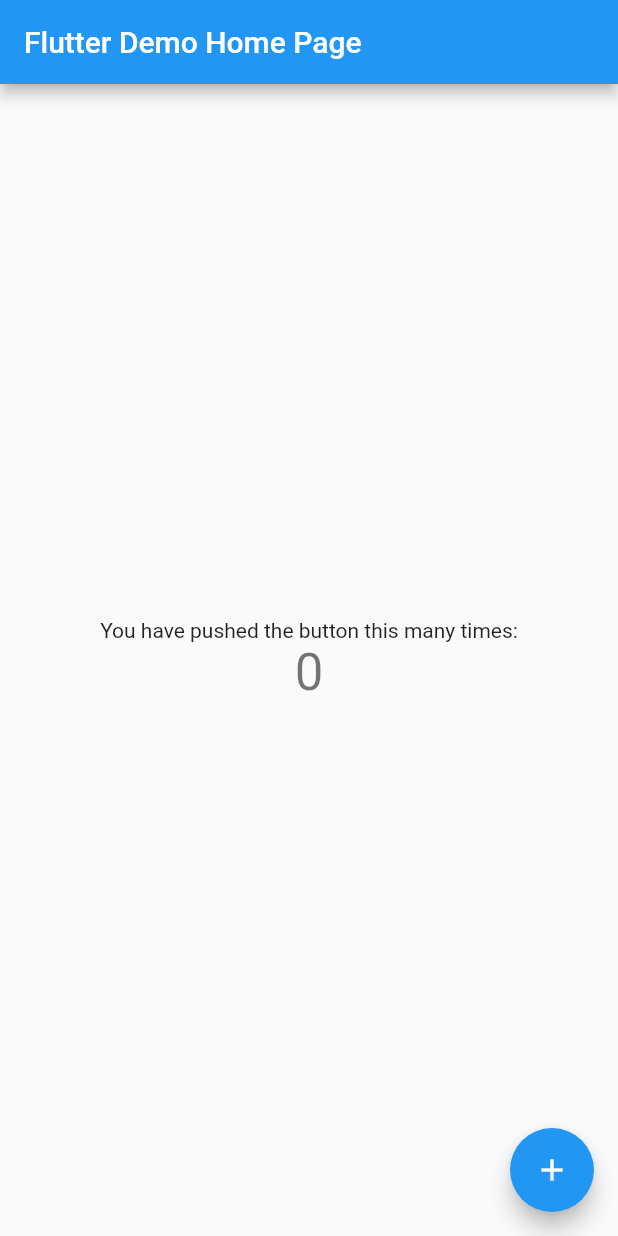
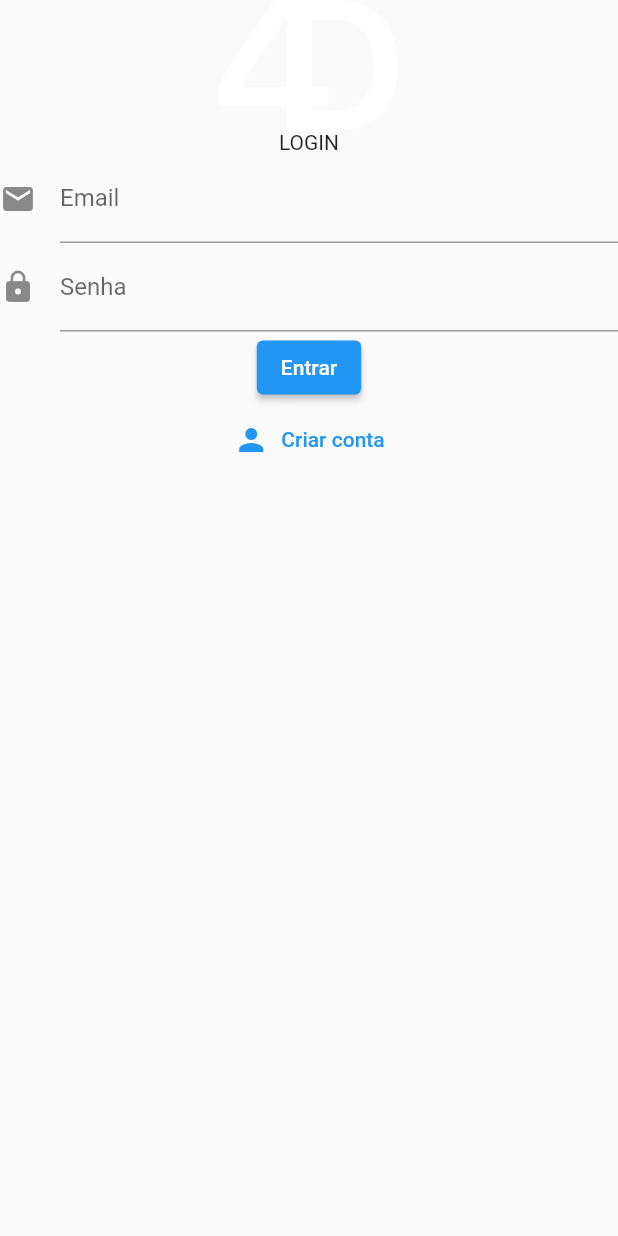
Before and after one commit to Yurinabaia/curso_flutter, a Flutter app: the screen it shows after launch, on a phone screen of 412 x 824 dp. Run offline on Flutter 3.47's test engine with Material 2 defaults, Android fonts, the phone set to English and light mode, and no system bars.

Commit message:
Criado primeira etapa do login

```diff
--- a/lib/main.dart
+++ b/lib/main.dart
@@ -1,3 +1,5 @@
+import 'package:curso_flutter/ui/components/app.dart';
+import 'package:curso_flutter/ui/pages/login_page.dart';
 import 'package:flutter/material.dart';
 
 void main() {
@@ -6,8 +8,6 @@ void main() {
 
 class MyApp extends StatelessWidget {
   const MyApp({super.key});
-
-  // This widget is the root of your application.
   @override
   Widget build(BuildContext context) {
     return MaterialApp(
@@ -15,82 +15,7 @@ class MyApp extends StatelessWidget {
       theme: ThemeData(
         primarySwatch: Colors.blue,
       ),
-      home: const MyHomePage(title: 'Flutter Demo Home Page'),
+      home: const LoginPage(),
     );
   }
 }
-
-class MyHomePage extends StatefulWidget {
-  const MyHomePage({super.key, required this.title});
-  final String title;
-
-  @override
-  State<MyHomePage> createState() => _MyHomePageState();
-}
-
-class _MyHomePageState extends State<MyHomePage> {
-  int _counter = 0;
-
-  void _incrementCounter() {
-    setState(() {
-      // This call to setState tells the Flutter framework that something has
-      // changed in this State, which causes it to rerun the build method below
-      // so that the display can reflect the updated values. If we changed
-      // _counter without calling setState(), then the build method would not be
-      // called again, and so nothing would appear to happen.
-      _counter++;
-    });
-  }
-
-  @override
-  Widget build(BuildContext context) {
-    // This method is rerun every time setState is called, for instance as done
-    // by the _incrementCounter method above.
-    //
-    // The Flutter framework has been optimized to make rerunning build methods
-    // fast, so that you can just rebuild anything that needs updating rather
-    // than having to individually change instances of widgets.
-    return Scaffold(
-      appBar: AppBar(
-        // Here we take the value from the MyHomePage object that was created by
-        // the App.build method, and use it to set our appbar title.
-        title: Text(widget.title),
-      ),
-      body: Center(
-        // Center is a layout widget. It takes a single child and positions it
-        // in the middle of the parent.
-        child: Column(
-          // Column is also a layout widget. It takes a list of children and
-          // arranges them vertically. By default, it sizes itself to fit its
-          // children horizontally, and tries to be as tall as its parent.
-          //
-          // Invoke "debug painting" (press "p" in the console, choose the
-          // "Toggle Debug Paint" action from the Flutter Inspector in Android
-          // Studio, or the "Toggle Debug Paint" command in Visual Studio Code)
-          // to see the wireframe for each widget.
-          //
-          // Column has various properties to control how it sizes itself and
-          // how it positions its children. Here we use mainAxisAlignment to
-          // center the children vertically; the main axis here is the vertical
-          // axis because Columns are vertical (the cross axis would be
-          // horizontal).
-          mainAxisAlignment: MainAxisAlignment.center,
-          children: <Widget>[
-            const Text(
-              'You have pushed the button this many times:',
-            ),
-            Text(
-              '$_counter',
-              style: Theme.of(context).textTheme.headline4,
-            ),
-          ],
-        ),
-      ),
-      floatingActionButton: FloatingActionButton(
-        onPressed: _incrementCounter,
-        tooltip: 'Increment',
-        child: const Icon(Icons.add),
-      ), // This trailing comma makes auto-formatting nicer for build methods.
-    );
-  }
-}
--- /dev/null
+++ b/lib/ui/components/app.dart
@@ -0,0 +1,11 @@
+import 'package:curso_flutter/ui/pages/login_page.dart';
+import 'package:flutter/material.dart';
+
+class App extends StatelessWidget {
+  const App({super.key});
+
+  @override
+  Widget build(BuildContext context) {
+    return const LoginPage();
+  }
+}
--- /dev/null
+++ b/lib/ui/components/components.dart
@@ -0,0 +1 @@
+export './app.dart';
--- /dev/null
+++ b/lib/ui/pages/login_page.dart
@@ -0,0 +1,51 @@
+import 'package:flutter/cupertino.dart';
+import 'package:flutter/material.dart';
+
+class LoginPage extends StatelessWidget {
+  const LoginPage({super.key});
+
+  @override
+  Widget build(BuildContext context) {
+    return Scaffold(
+      body: SingleChildScrollView(
+        child: Column(
+          children: <Widget>[
+            Image.asset("lib/ui/assets/logo.png"),
+            Text("Login".toUpperCase()),
+            Form(
+              key: null,
+              child: Column(
+                children: <Widget>[
+                  TextFormField(
+                    decoration: InputDecoration(
+                      labelText: "Email",
+                      icon: Icon(Icons.email),
+                    ),
+                    keyboardType: TextInputType.emailAddress,
+                  ),
+                  TextFormField(
+                    decoration: InputDecoration(
+                      labelText: "Senha",
+                      icon: Icon(Icons.lock),
+                    ),
+                    keyboardType: TextInputType.visiblePassword,
+                    obscureText: true,
+                  ),
+                  ElevatedButton(
+                    onPressed: () {},
+                    child: Text("Entrar"),
+                  ),
+                  TextButton.icon(
+                    icon: const Icon(Icons.person),
+                    onPressed: () {},
+                    label: Text("Criar conta"),
+                  ),
+                ],
+              ),
+            ),
+          ],
+        ),
+      ),
+    );
+  }
+}
--- /dev/null
+++ b/lib/ui/pages/pages.dart
@@ -0,0 +1 @@
+export './login_page.dart';
--- a/pubspec.yaml
+++ b/pubspec.yaml
@@ -64,7 +64,8 @@ flutter:
   # included with your application, so that you can use the icons in
   # the material Icons class.
   uses-material-design: true
-
+  assets:
+    - lib/ui/assets/
   # To add assets to your application, add an assets section, like this:
   # assets:
   #   - images/a_dot_burr.jpeg
```
Also changed, not shown: lib/ui/assets/2.0x/logo.png (added), lib/ui/assets/3.0x/logo.png (added), lib/ui/assets/4.0x/logo.png (added), lib/ui/assets/logo.png (added), 1 other file.
